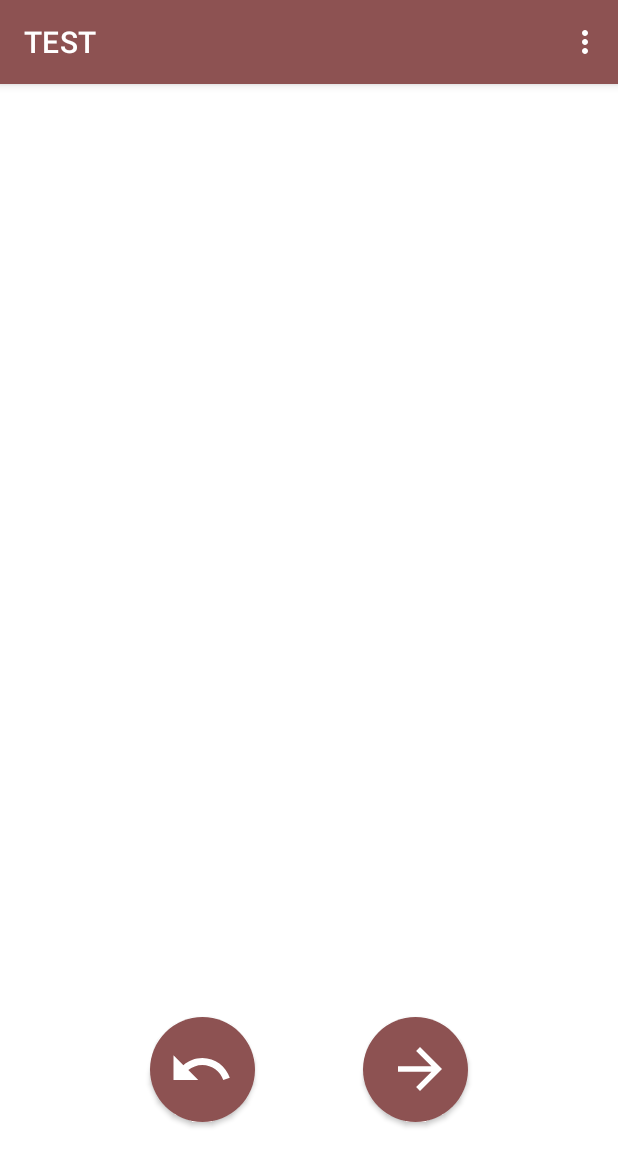
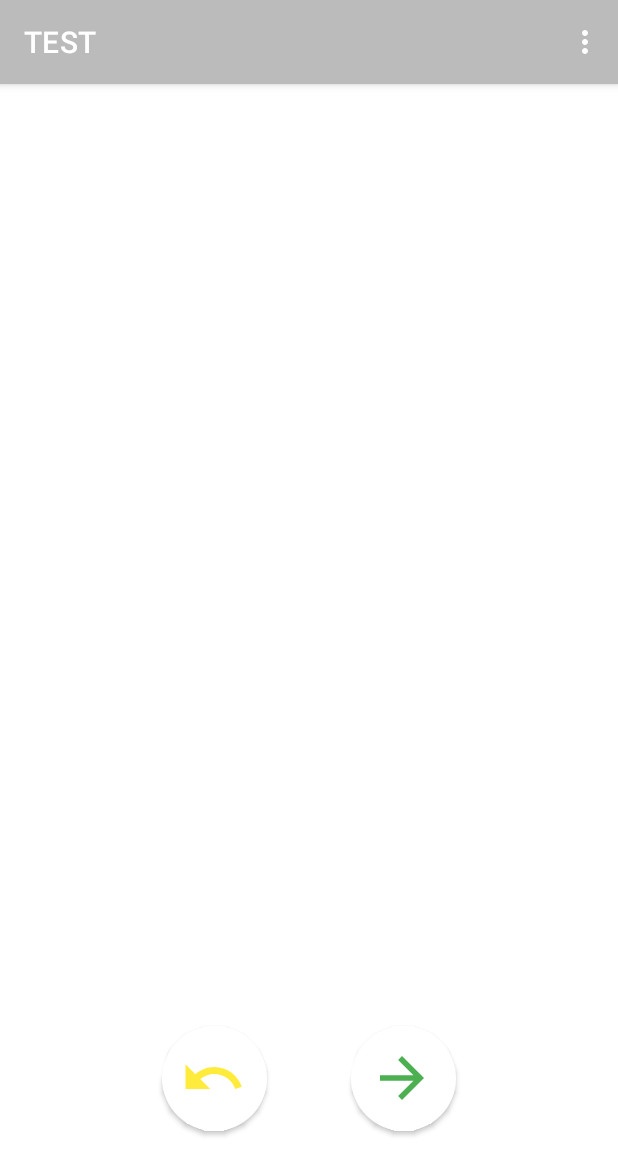
Before and after one commit to Vanosuperhero/Android, an Android app: the screen it shows after launch (MainActivity), on a phone screen of 412 x 824 dp. Shown: the top 1175 px of the screen. Run offline under Robolectric (Android 15) with nearby library versions, the phone set to English and light mode, and no system bars; our stand-ins replace data binding; pictures from the network do not load; 1 statement that could not run was skipped.

Commit message:
исправлен краш при нажатии кнопок во время ошибки

```diff
--- a/app/src/main/java/com/example/test/BindingAdapters.kt
+++ b/app/src/main/java/com/example/test/BindingAdapters.kt
@@ -20,20 +20,21 @@ fun bindImage(imgView: ImageView, imgUrl: String?){
     }
 }
 
-@BindingAdapter("myApiStatus")
-fun bindStatus(statusImageView: ImageView, status: MyApiStatus?){
-    when(status){
-//        MyApiStatus.LOADING -> {
-////            statusImageView.visibility = View.VISIBLE
-////            statusImageView.setImageResource(R.drawable.loading_animation)
-//            statusImageView.visibility = View.GONE
+//@BindingAdapter("myApiStatus")
+//fun bindStatus(statusImageView: ImageView, status: MyApiStatus?){
+//    when(status){
+////        MyApiStatus.LOADING -> {
+//////            statusImageView.visibility = View.VISIBLE
+//////            statusImageView.setImageResource(R.drawable.loading_animation)
+////            statusImageView.visibility = View.GONE
+////        }
+//        MyApiStatus.ERROR -> {
+//
+//            statusImageView.visibility = View.VISIBLE
+//            statusImageView.setImageResource(R.drawable.ic_connection_error)
 //        }
-        MyApiStatus.ERROR -> {
-            statusImageView.visibility = View.VISIBLE
-            statusImageView.setImageResource(R.drawable.ic_connection_error)
-        }
 //        MyApiStatus.DONE -> {
 //            statusImageView.visibility = View.GONE
 //        }
-    }
-}
+//    }
+//}
--- a/app/src/main/java/com/example/test/MyViewModel.kt
+++ b/app/src/main/java/com/example/test/MyViewModel.kt
@@ -1,4 +1,5 @@
 package com.example.test
+
 
 import android.app.Application
 import android.media.Image
@@ -23,6 +24,20 @@ import retrofit2.Callback
 import retrofit2.Response
 import retrofit2.await
 import java.io.File
+
+import android.content.Context
+import android.content.Context.CONNECTIVITY_SERVICE
+import android.net.ConnectivityManager
+import android.net.Network
+import android.net.NetworkCapabilities.NET_CAPABILITY_INTERNET
+import android.net.NetworkRequest
+import android.util.Log
+
+import kotlinx.coroutines.withContext
+
+val TAG = "C-Manager"
+
+
 enum class MyApiStatus{LOADING,ERROR,DONE}
 enum class MyApiFilter(val value:String){LATEST("latest"),TOP("top"),HOT("hot"),RANDOM("")}
 class MyViewModel() :ViewModel(){
@@ -53,6 +68,7 @@ class MyViewModel() :ViewModel(){
     var index = 0
     var page = 0
     init {
+        _currentFilter.value = MyApiFilter.RANDOM
         getDataRandom()
 
     }
@@ -74,9 +90,9 @@ class MyViewModel() :ViewModel(){
                 _property.value = listofgif[index]
 
                 }catch (e:Exception) {
-                _property.value = MyProperty("","")
+                _property.value = MyProperty("Ошибка: ${e.message}","")
                 _status.value = MyApiStatus.ERROR
-                _errors.value = "Failure: ${e.message}"
+//                _errors.value = "Failure: ${e.message}"
             }
         }
     }
@@ -85,18 +101,19 @@ class MyViewModel() :ViewModel(){
         coroutineScope.launch {
             val getRandomDeferred = MyApiRandom.retrofitService.getProperties()
             try {
-                _status.value = MyApiStatus.LOADING
+//                _status.value = MyApiStatus.LOADING
                 val listResult = getRandomDeferred.await()
-                _status.value = MyApiStatus.DONE
+//                _status.value = MyApiStatus.DONE
 //                  кладем гиф в список
                 listofgif.add(listResult)
                 _property.value = listofgif[index]
 
 
             }catch (e:Exception) {
-                _property.value = MyProperty("","")
-                _status.value = MyApiStatus.ERROR
-                _errors.value = "Failure: ${e.message}"
+                _property.value = MyProperty("Ошибка: ${e.message}","")
+
+//                _status.value = MyApiStatus.ERROR
+//                _errors.value = "Failure: ${e.localizedMessage}"
             }
         }
     }
@@ -110,11 +127,21 @@ class MyViewModel() :ViewModel(){
             index++
             page++
             _errors.value = ""
-            if (currentFilter.value == MyApiFilter.RANDOM) {getDataRandom()}
+            if (currentFilter.value == MyApiFilter.RANDOM ){getDataRandom()}
             else {getDataProperties(currentFilter.value?:MyApiFilter.LATEST, page)}
         }
-        else { index++
-        _property.value = listofgif[index]}
+        else {
+            index++
+            try {
+                _property.value = listofgif[index]
+            }catch (e:Exception){
+                _property.value = MyProperty("Ошибка: ${e.message}","")
+                index = 0
+                listofgif.clear()
+                if (currentFilter.value == MyApiFilter.RANDOM ){getDataRandom()}
+                else {getDataProperties(currentFilter.value?:MyApiFilter.LATEST, page)}
+            }
+        }
     }
 
 
@@ -141,3 +168,65 @@ class MyViewModel() :ViewModel(){
     }
 
 }
+//class ConnectionLiveData(context: Context) : LiveData<Boolean>() {
+//
+//
+//    private lateinit var networkCallback: ConnectivityManager.NetworkCallback
+//    private val cm = context.getSystemService(CONNECTIVITY_SERVICE) as ConnectivityManager
+//    private val validNetworks: MutableSet<Network> = HashSet()
+//
+//    private fun checkValidNetworks() {
+//        postValue(validNetworks.size > 0)
+//    }
+//
+//    override fun onActive() {
+//        networkCallback = createNetworkCallback()
+//        val networkRequest = NetworkRequest.Builder()
+//            .addCapability(NET_CAPABILITY_INTERNET)
+//            .build()
+//        cm.registerNetworkCallback(networkRequest, networkCallback)
+//    }
+//
+//    override fun onInactive() {
+//        cm.unregisterNetworkCallback(networkCallback)
+//    }
+//
+//    private fun createNetworkCallback() = object : ConnectivityManager.NetworkCallback() {
+//
+//        /*
+//          Called when a network is detected. If that network has internet, save it in the Set.
+//          Source: https://developer.android.com/reference/android/net/ConnectivityManager.NetworkCallback#onAvailable(android.net.Network)
+//         */
+//        override fun onAvailable(network: Network) {
+//            Log.d(TAG, "onAvailable: ${network}")
+//            val networkCapabilities = cm.getNetworkCapabilities(network)
+//            val hasInternetCapability = networkCapabilities?.hasCapability(NET_CAPABILITY_INTERNET)
+//            Log.d(TAG, "onAvailable: ${network}, $hasInternetCapability")
+//            if (hasInternetCapability == true) {
+//                // check if this network actually has internet
+//                CoroutineScope(Dispatchers.IO).launch {
+//                    val hasInternet = DoesNetworkHaveInternet.execute(network.socketFactory)
+//                    if(hasInternet){
+//                        withContext(Dispatchers.Main){
+//                            Log.d(TAG, "onAvailable: adding network. ${network}")
+//                            validNetworks.add(network)
+//                            checkValidNetworks()
+//                        }
+//                    }
+//                }
+//            }
+//        }
+//
+//        /*
+//          If the callback was registered with registerNetworkCallback() it will be called for each network which no longer satisfies the criteria of the callback.
+//          Source: https://developer.android.com/reference/android/net/ConnectivityManager.NetworkCallback#onLost(android.net.Network)
+//         */
+//        override fun onLost(network: Network) {
+//            Log.d(TAG, "onLost: ${network}")
+//            validNetworks.remove(network)
+//            checkValidNetworks()
+//        }
+//
+//    }
+//
+//}
--- a/app/src/main/res/drawable/custom_btn_bckgrnd.xml
+++ b/app/src/main/res/drawable/custom_btn_bckgrnd.xml
@@ -2,7 +2,7 @@
 <shape xmlns:android="http://schemas.android.com/apk/res/android" android:shape="rectangle">
 
         <size android:height="20dp" android:width="20dp"/>
-        <solid android:color="#03A9F4"/>
+        <solid android:color="#FFFFFF"/>
         <corners android:radius = "99dp"/>
 
 
--- a/app/src/main/res/drawable/outline_undo_24.xml
+++ b/app/src/main/res/drawable/outline_undo_24.xml
@@ -3,9 +3,9 @@
     android:height="44dp"
     android:viewportWidth="24"
     android:viewportHeight="24"
-    android:tint="#FFEB3B"
+    android:tint="#000000"
     android:autoMirrored="true">
   <path
-      android:fillColor="#FFEB3B"
+      android:fillColor="#000000"
       android:pathData="M12.5,8c-2.65,0 -5.05,0.99 -6.9,2.6L2,7v9h9l-3.62,-3.62c1.39,-1.16 3.16,-1.88 5.12,-1.88 3.54,0 6.55,2.31 7.6,5.5l2.37,-0.78C21.08,11.03 17.15,8 12.5,8z"/>
 </vector>
--- a/app/src/main/res/layout/activity_main.xml
+++ b/app/src/main/res/layout/activity_main.xml
@@ -12,19 +12,34 @@
     <androidx.constraintlayout.widget.ConstraintLayout
         android:layout_width="match_parent"
         android:layout_height="match_parent"
+
         tools:context=".MainActivity">
+
+        <!--        <TextView-->
+<!--            android:id="@+id/status"-->
+<!--            android:layout_width="wrap_content"-->
+<!--            android:layout_height="wrap_content"-->
+<!--            android:text="@{liveData.errors}"-->
+<!--            app:layout_constraintBottom_toBottomOf="parent"-->
+<!--            app:layout_constraintEnd_toEndOf="parent"-->
+<!--            app:layout_constraintHorizontal_bias="0.501"-->
+<!--            app:layout_constraintStart_toStartOf="parent"-->
+<!--            app:layout_constraintTop_toTopOf="parent"-->
+<!--            app:layout_constraintVertical_bias="0.793" />-->
 
         <TextView
             android:id="@+id/description"
             android:layout_width="wrap_content"
             android:layout_height="wrap_content"
+            android:layout_marginStart="20dp"
+            android:layout_marginEnd="20dp"
+            android:layout_marginBottom="40dp"
             android:text="@{liveData.property.description}"
             app:layout_constraintBottom_toBottomOf="parent"
             app:layout_constraintEnd_toEndOf="parent"
-            app:layout_constraintHorizontal_bias="0.498"
             app:layout_constraintStart_toStartOf="parent"
-            app:layout_constraintTop_toTopOf="parent"
-            app:layout_constraintVertical_bias="0.73" />
+            app:layout_constraintTop_toBottomOf="@+id/center"
+            app:layout_constraintVertical_bias="0.364" />
 
         <ImageView
             android:id="@+id/ImageView"
@@ -35,51 +50,65 @@
             app:layout_constraintBottom_toTopOf="@+id/description"
             app:layout_constraintEnd_toEndOf="parent"
             app:layout_constraintStart_toStartOf="parent"
-            app:layout_constraintTop_toTopOf="parent"
-            app:myApiStatus="@{liveData.status}" />
+            app:layout_constraintTop_toTopOf="parent" />
 
-        <TextView
-            android:id="@+id/status"
-            android:layout_width="wrap_content"
-            android:layout_height="wrap_content"
-            android:text="@{liveData.errors}"
-            app:layout_constraintBottom_toBottomOf="parent"
-            app:layout_constraintEnd_toEndOf="parent"
-            app:layout_constraintHorizontal_bias="0.501"
-            app:layout_constraintStart_toStartOf="parent"
-            app:layout_constraintTop_toBottomOf="@+id/description"
-            app:layout_constraintVertical_bias="0.118" />
+<!--        <ImageView-->
+<!--            android:id="@+id/Status"-->
+<!--            android:layout_width="0dp"-->
+<!--            android:layout_height="0dp"-->
+<!--            android:layout_marginBottom="220dp"-->
+<!--            android:contentDescription="@string/image"-->
+<!--            app:myApiStatus="@{liveData.status}"-->
+<!--            app:layout_constraintBottom_toBottomOf="parent"-->
+<!--            app:layout_constraintEnd_toEndOf="parent"-->
+<!--            app:layout_constraintStart_toStartOf="parent"-->
+<!--            app:layout_constraintTop_toTopOf="parent"-->
+<!--            />-->
 
         <Button
             android:id="@+id/next"
-            android:background="@drawable/custom_btn_bckgrnd"
+            style="@style/Widget.MaterialComponents.Button.Icon"
             android:layout_width="70dp"
             android:layout_height="70dp"
-            android:layout_marginEnd="100dp"
-            android:onClick="@{() -> liveData.next()"
+
+            android:layout_marginStart="28dp"
+            android:background="@drawable/custom_btn_bckgrnd"
+            android:onClick="@{() -> liveData.next()}"
+            android:text="@string/next"
+            app:backgroundTint="#FFFFFF"
             app:icon="@drawable/ic_baseline_arrow_forward_24"
-            android:text="@string/next"
+            app:iconTint="#4CAF50"
+
             app:layout_constraintBottom_toBottomOf="parent"
-            app:layout_constraintEnd_toEndOf="parent"
-            app:layout_constraintTop_toBottomOf="@+id/ImageView"
-            app:layout_constraintVertical_bias="0.496" />
+            app:layout_constraintStart_toEndOf="@+id/center"
+            app:layout_constraintTop_toTopOf="parent"
+            app:layout_constraintVertical_bias="0.9" />
 
         <Button
             android:id="@+id/prev"
             style="@style/Widget.MaterialComponents.Button.Icon"
             android:layout_width="70dp"
             android:layout_height="70dp"
-            android:layout_marginStart="100dp"
+            android:layout_marginEnd="28dp"
             android:background="@drawable/custom_btn_bckgrnd"
             android:onClick="@{() -> liveData.prev()}"
+            android:text="@string/prev"
+            app:backgroundTint="#FFFFFF"
             app:icon="@drawable/outline_undo_24"
-            android:text="@string/prev"
+            app:iconTint="#FFEB3B"
             app:layout_constraintBottom_toBottomOf="parent"
+            app:layout_constraintEnd_toStartOf="@+id/center"
+            app:layout_constraintTop_toTopOf="parent"
+            app:layout_constraintVertical_bias="0.9" />
+
+        <TextView
+            android:id="@+id/center"
+            android:layout_width="wrap_content"
+            android:layout_height="wrap_content"
+            app:layout_constraintBottom_toBottomOf="parent"
+            app:layout_constraintEnd_toEndOf="parent"
             app:layout_constraintStart_toStartOf="parent"
-            app:layout_constraintTop_toBottomOf="@+id/ImageView"
-            app:layout_constraintVertical_bias="0.496" />
-
-
+            app:layout_constraintTop_toTopOf="parent" />
 
 
     </androidx.constraintlayout.widget.ConstraintLayout>
--- /dev/null
+++ b/app/src/main/res/values/styles.xml
@@ -0,0 +1,8 @@
+<?xml version="1.0" encoding="utf-8"?>
+<resources>
+    <style name="roundimageView" parent="">
+        <item name="cornerFamily">rounded</item>
+        <item name="cornerSize">50dp</item>
+        <item name="color">#ffffff</item>
+    </style>
+</resources>
--- a/app/src/main/res/values/themes.xml
+++ b/app/src/main/res/values/themes.xml
@@ -2,8 +2,8 @@
     <!-- Base application theme. -->
     <style name="Theme.TEST" parent="Theme.MaterialComponents.DayNight.DarkActionBar">
         <!-- Primary brand color. -->
-        <item name="colorPrimary">#8D5252</item>
-        <item name="colorPrimaryVariant">@color/purple_700</item>
+        <item name="colorPrimary">#BBBBBB</item>
+        <item name="colorPrimaryVariant">#BBBBBB</item>
         <!-- Secondary brand color. -->
         <item name="colorSecondary">@color/teal_200</item>
         <item name="colorSecondaryVariant">@color/teal_700</item>
--- a/build.gradle
+++ b/build.gradle
@@ -5,7 +5,7 @@ buildscript {
         mavenCentral()
     }
     dependencies {
-        classpath "com.android.tools.build:gradle:7.0.2"
+        classpath 'com.android.tools.build:gradle:7.0.3'
         classpath "org.jetbrains.kotlin:kotlin-gradle-plugin:1.5.30"
 
         // NOTE: Do not place your application dependencies here; they belong
```
Also changed, not shown: app/src/main/java/com/example/test/MainActivity.kt (+3 -1 lines).
